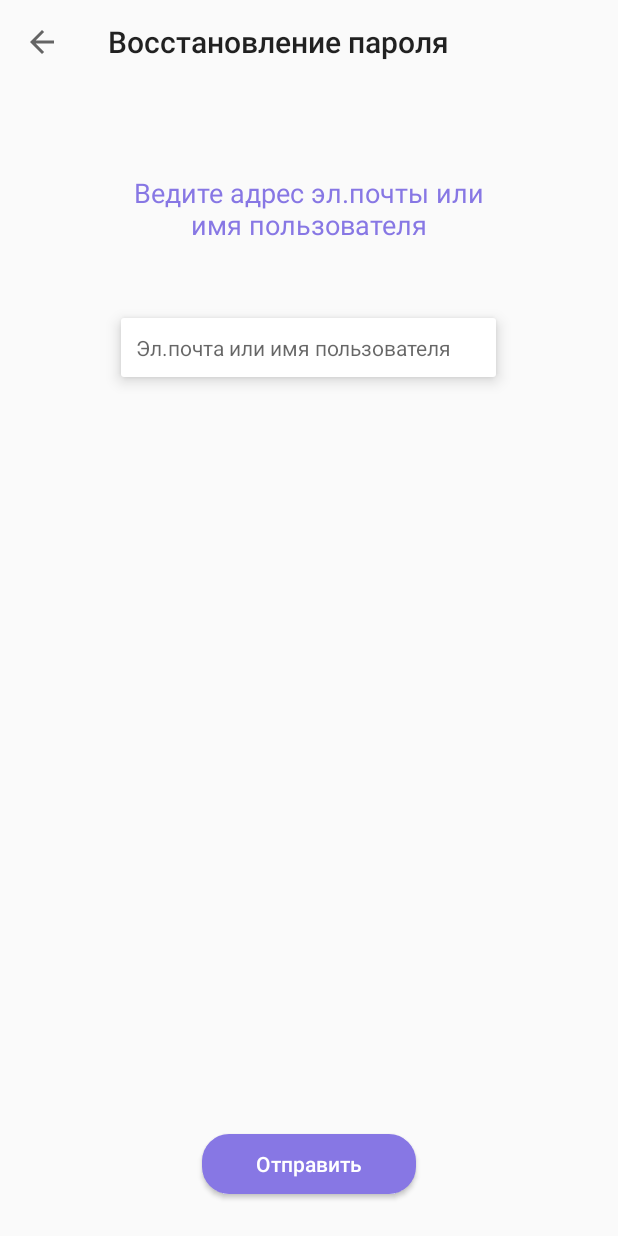
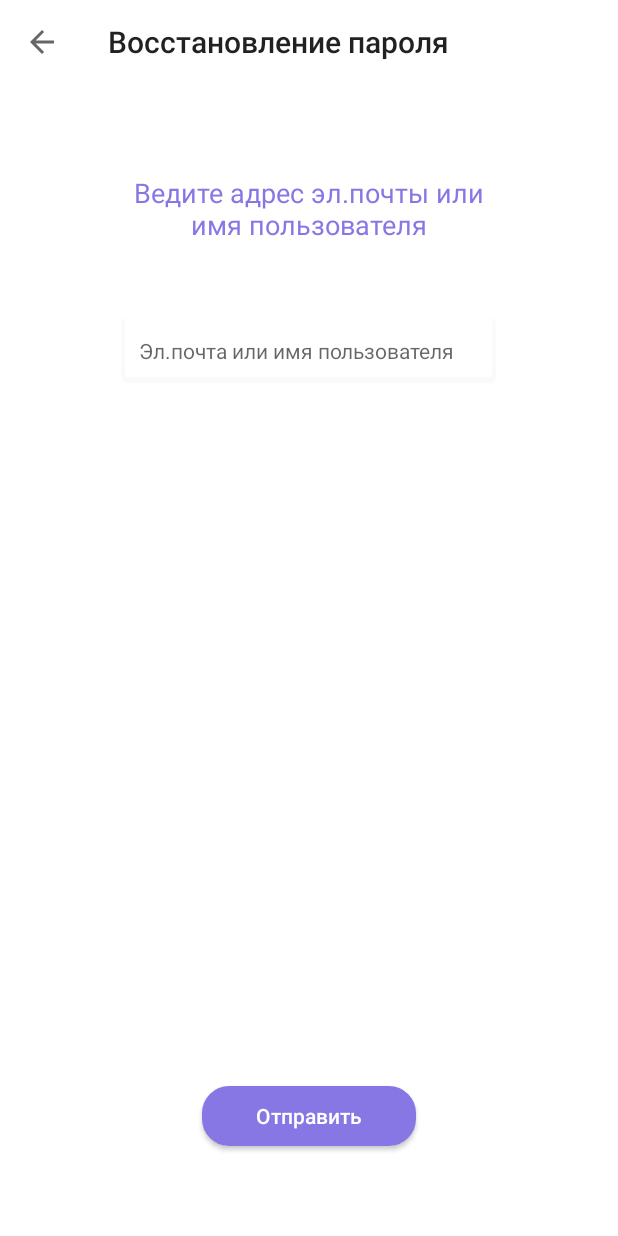
Before and after one commit to smart-llc/SmartAS.Android, an Android app: the AuthActivity screen opened directly, with no data from a screen before it, after a tap on "Восстановить пароль", on a phone screen of 412 x 824 dp. Run offline under Robolectric (Android 15) with nearby library versions, the phone set to English and light mode, and no system bars.

Commit message:
updated design + added logo

```diff
--- a/app/src/main/java/com/example/ivan/smartasreborn/authActivities/AuthActivity.java
+++ b/app/src/main/java/com/example/ivan/smartasreborn/authActivities/AuthActivity.java
@@ -9,9 +9,10 @@ import android.widget.TextView;
 
 import com.example.ivan.smartasreborn.R;
 
-public class AuthActivity extends AppCompatActivity {
+public class AuthActivity extends AppCompatActivity implements View.OnClickListener{
 
     TextView recoverPassText;
+    TextView registerLabel;
 
     @Override
     protected void onCreate(Bundle savedInstanceState) {
@@ -19,11 +20,23 @@ public class AuthActivity extends AppCompatActivity {
         setContentView(R.layout.activity_auth);
 
         recoverPassText = (TextView) findViewById(R.id.activity_auth_recover_password_label);
-        recoverPassText.setOnClickListener(new View.OnClickListener() {
-            @Override
-            public void onClick(View view) {
+        registerLabel = (TextView) findViewById(R.id.activity_auth_register_label);
+
+        recoverPassText.setOnClickListener(this);
+        registerLabel.setOnClickListener(this);
+    }
+
+    @Override
+    public void onClick(View view) {
+        switch (view.getId()){
+            case R.id.activity_auth_recover_password_label:
                 startActivity(new Intent(getApplicationContext(), RecoverPassActivity.class));
-            }
-        });
+                break;
+            case R.id.activity_auth_register_label:
+                startActivity(new Intent(getApplicationContext(), RegisterActivity.class));
+                break;
+            default:
+                break;
+        }
     }
 }
--- a/app/src/main/res/drawable/round_shadow_edit_text.xml
+++ b/app/src/main/res/drawable/round_shadow_edit_text.xml
@@ -6,7 +6,7 @@
             <corners android:radius="4dp"/>
         </shape>
     </item>
-    <item> <!--android:right="2dp" android:left="2dp" android:top="2dp" android:bottom="4dp">-->
+    <item android:right="3dp" android:left="3dp" android:top="0dp" android:bottom="4dp">
         <shape android:shape="rectangle">
             <solid android:color="@android:color/white"/>
             <corners android:radius="2dp"/>
--- a/app/src/main/res/layout/activity_recover_pass.xml
+++ b/app/src/main/res/layout/activity_recover_pass.xml
@@ -4,6 +4,7 @@
     xmlns:tools="http://schemas.android.com/tools"
     android:layout_width="match_parent"
     android:layout_height="match_parent"
+    android:background="@android:color/white"
     tools:context="com.example.ivan.smartasreborn.authActivities.RecoverPassActivity">
 
     <android.support.v7.widget.Toolbar
@@ -34,10 +35,8 @@
         android:hint="@string/activity_recover_pass_input_hint"
         android:textSize="14sp"
         android:gravity="center_vertical"
-        android:elevation="3dp"
         android:inputType="text"
-        android:padding="10dp"
-        android:translationZ="3dp"
+        android:padding="12dp"
         android:background="@drawable/round_shadow_edit_text"/>
 
     <Button
@@ -51,7 +50,7 @@
         android:textColor="@android:color/white"
         android:paddingRight="36dp"
         android:paddingLeft="36dp"
-        android:layout_marginBottom="28dp"
+        android:layout_marginBottom="60dp"
         android:text="Отправить"/>
 
 </RelativeLayout>
--- a/app/src/main/res/values/colors.xml
+++ b/app/src/main/res/values/colors.xml
@@ -4,5 +4,5 @@
     <color name="colorPrimaryDark">#303F9F</color>
     <color name="colorAccent">#FF4081</color>
     <color name="mainColor">#8777E4</color>
-    <color name="shadowColor">#FEFEFE</color>
+    <color name="shadowColor">#FAFAFA</color>
 </resources>
```
Also changed, not shown: app/src/main/res/layout/activity_auth.xml (+9 -10 lines), app/src/main/res/layout/activity_register.xml (+13 -13 lines).
